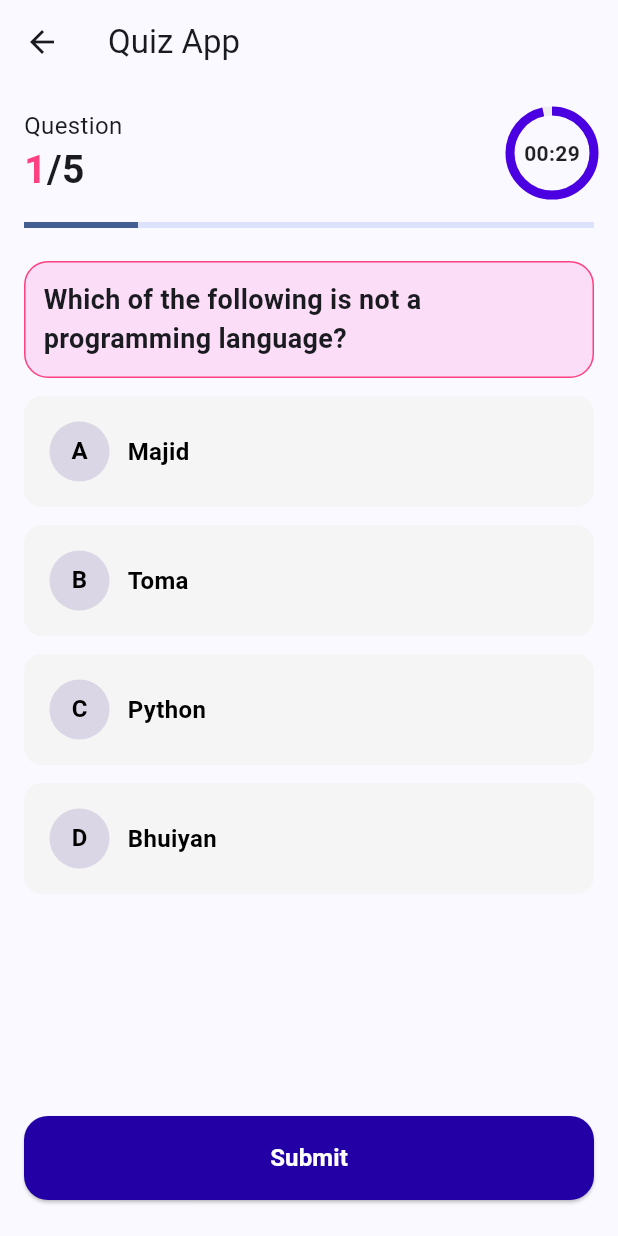
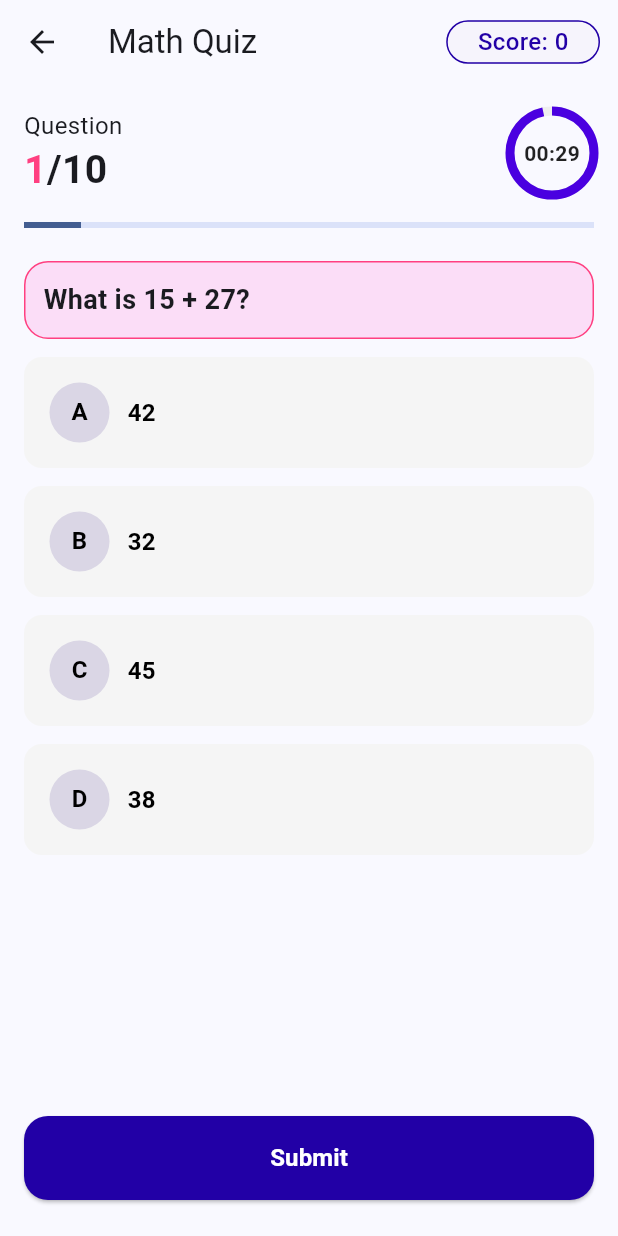
Before and after one commit to majidbhuiyan20/BDApps, a Flutter app: the screen it shows after launch, after a tap on "Start Now", on a phone screen of 412 x 824 dp. Run offline on Flutter 3.47's test engine with Material 3 defaults, Android fonts, the phone set to English and light mode, and no system bars.

Commit message:
add math quiz questions and implement dynamic question loading by category

```diff
--- /dev/null
+++ b/lib/QuizApp/data/math_question.dart
@@ -0,0 +1,64 @@
+import 'package:bdapps/QuizApp/model/quiz_ques_model.dart';
+
+List<QuizQuestion> mathQuestions = [
+  QuizQuestion(
+    id: 1,
+    question: "What is the capital of France?",
+    options: ["Paris", "London", "Berlin", "Madrid"],
+    answerIndex: 0,
+  ),
+  QuizQuestion(
+    id: 2,
+    question: "Which planet is known as the Red Planet?",
+    options: ["Mars", "Venus", "Jupiter", "Saturn"],
+    answerIndex: 0,
+  ),
+  QuizQuestion(
+    id: 3,
+    question: "What is the largest mammal in the world?",
+    options: ["Elephant", "Blue Whale", "Giraffe", "Hippopotamus"],
+    answerIndex: 1,
+  ),
+  QuizQuestion(
+    id: 4,
+    question: "What is the square root of 144?",
+    options: ["10", "11", "12", "14"],
+    answerIndex: 2,
+  ),
+  QuizQuestion(
+    id: 5,
+    question: "What is 7 multiplied by 8?",
+    options: ["48", "54", "56", "62"],
+    answerIndex: 2,
+  ),
+  QuizQuestion(
+    id: 6,
+    question: "What is 15 + 27?",
+    options: ["42", "32", "45", "38"],
+    answerIndex: 0,
+  ),
+  QuizQuestion(
+    id: 7,
+    question: "What is the value of Pi (to two decimal places)?",
+    options: ["3.12", "3.14", "3.16", "3.18"],
+    answerIndex: 1,
+  ),
+  QuizQuestion(
+    id: 8,
+    question: "How many sides does a hexagon have?",
+    options: ["5", "6", "7", "8"],
+    answerIndex: 1,
+  ),
+  QuizQuestion(
+    id: 9,
+    question: "What is 100 divided by 4?",
+    options: ["20", "25", "30", "35"],
+    answerIndex: 1,
+  ),
+  QuizQuestion(
+    id: 10,
+    question: "What is 9 squared?",
+    options: ["18", "72", "81", "90"],
+    answerIndex: 2,
+  ),
+];
--- a/lib/QuizApp/views/quiz_app_home.dart
+++ b/lib/QuizApp/views/quiz_app_home.dart
@@ -75,10 +75,10 @@ class _QuizAppHomeState extends State<QuizAppHome> {
                    child: Row(
                      spacing: 16,
                      children: [
-                       CategoryCard(title: "Math", imageFileName: "math.png", onTap: (){}),
-                       CategoryCard(title: "Chemistry", imageFileName: "chemistry.png", onTap: (){}),
-                       CategoryCard(title: "Biology", imageFileName: "biology.png", onTap: (){}),
-                       CategoryCard(title: "Computer", imageFileName: "computer.png", onTap: (){}),
+                       CategoryCard(title: "Math", imageFileName: "math.png"),
+                       CategoryCard(title: "Chemistry", imageFileName: "chemistry.png"),
+                       CategoryCard(title: "Biology", imageFileName: "biology.png"),
+                       CategoryCard(title: "Computer", imageFileName: "computer.png"),
                      ],
                    ),
                  ),
--- a/lib/QuizApp/views/quiz_page.dart
+++ b/lib/QuizApp/views/quiz_page.dart
@@ -3,11 +3,13 @@ import 'package:bdapps/QuizApp/widgets/question_card.dart';
 import 'package:bdapps/QuizApp/widgets/quiz_progress.dart';
 import 'package:flutter/material.dart';
 
+import '../data/math_question.dart';
 import '../model/quiz_ques_model.dart';
 import '../utils/numeric_serial_to_abc.dart';
 
 class QuizPage extends StatefulWidget {
-  const QuizPage({super.key});
+  const QuizPage({super.key, required this.category});
+  final String category;
 
   @override
   State<QuizPage> createState() => _QuizPageState();
@@ -21,13 +23,7 @@ class _QuizPageState extends State<QuizPage> {
   int obtainedMark = 0;
   int progress = 0;
 
-
-  QuizQuestion questionData = QuizQuestion(
-    id: 1,
-    question: "Which of the following is not a programming language?",
-    options: ["Majid", "Toma", "Python", "Bhuiyan"],
-    answerIndex: 2,
-  );
+  List<QuizQuestion> questions = [];
   void setAnswer(int index) {
     if (selectedAnswerIndex == index) {
       selectedAnswerIndex = null;
@@ -36,23 +32,18 @@ class _QuizPageState extends State<QuizPage> {
     }
     setState(() {});
   }
-
-
-
   void submitAnswer(){
     //todo: selectedAnswerIndex != null
     if(selectedAnswerIndex == null){
       return;
     }
     //todo: check isSelectedAnswer == questionData.answerIndex
-    correctAnswer = (selectedAnswerIndex == questionData.answerIndex);
+    correctAnswer = (selectedAnswerIndex == questions[progress].answerIndex);
     //todo: If incorrect show correct answer
     showCorrectAnswer = true;
     answerSubmitted = true;
     //todo: if Correct mark++
-    obtainedMark = obtainedMark + questionData.mark!;
-    //todo: update progress
-    progress++;
+    obtainedMark = obtainedMark + questions[progress].mark!;
     setState(() {
 
     });
@@ -60,45 +51,78 @@ class _QuizPageState extends State<QuizPage> {
 
   }
   void prepareNextQuestion(){
-    questionData = QuizQuestion(
-      id: 2,
-      question: "What is the national flower of Bangladesh",
-      options: ["Rose", "Lily", "Toma", "Lotus"],
-      answerIndex: 1,
-    );
      correctAnswer = false;
+     selectedAnswerIndex = null;
      showCorrectAnswer = false;
      answerSubmitted = false;
      setState(() {
 
      });
+     if(progress < questions.length)
+     {
+       progress++;
+     }
+     else{
+       print("All Questions is completed");
+     }
   }
 
-
+  void loadAllQuestionsOfThisCategory(){
+    setState(() {
+      questions = List<QuizQuestion>.from(mathQuestions)..shuffle();
+    });
+  }
+  @override
+  void initState() {
+    // TODO: implement initState
+    loadAllQuestionsOfThisCategory();
+    super.initState();
+  }
   @override
   Widget build(BuildContext context) {
     return Scaffold(
-      appBar: AppBar(title: const Text("Quiz App")),
+      appBar: AppBar(
+        centerTitle: false,
+        title: Text("${widget.category} Quiz"), actions: [Padding(
+        padding: const EdgeInsets.only(right: 12.0),
+        child: Container(
+          padding: EdgeInsets.symmetric(horizontal: 20, vertical: 2),
+          decoration: BoxDecoration(
+            color: Color(0Xfff6f4fc),
+            borderRadius: BorderRadius.circular(16),
+            border: Border.all(
+              color: Color(0Xff2200a6),
+              width: 1
+            )
+          ),
+          child: Text("Score: ${obtainedMark.toString()}", style: TextStyle(
+            color: Color(0Xff2200a6),
+            fontSize: 16,
+            fontWeight: FontWeight.w500,
+          ),),
+        ),
+      )],),
       body: Padding(
         padding: EdgeInsets.all(16.0),
         child: Column(
           spacing: 22,
           children: [
-            QuizProgress(currentProgress: progress+1, totalCount: 5 ,),
+            QuizProgress(currentProgress: progress+1, totalCount: questions.length ,),
             Column(
               spacing: 12,
+              crossAxisAlignment: CrossAxisAlignment.start,
               children: [
-                QuestionCard(question: questionData.question),
+                QuestionCard(question: questions[progress].question),
                 Column(
                   spacing: 12,
                   children: List.generate(
-                    questionData.options.length,
+                    questions[progress].options.length,
                     (currentIndex) => AnswerOption(
-                      option: questionData.options[currentIndex],
+                      option: questions[progress].options[currentIndex],
                       serial: numericSerialToABC(currentIndex),
                       isSelected: currentIndex == selectedAnswerIndex,
                       onTap:answerSubmitted? null : () => setAnswer(currentIndex),
-                      showCorrectAnswer: questionData.answerIndex == currentIndex && showCorrectAnswer,
+                      showCorrectAnswer: questions[progress].answerIndex == currentIndex && showCorrectAnswer,
                     ),
                   ),
                 ),
--- a/lib/QuizApp/widgets/category_card.dart
+++ b/lib/QuizApp/widgets/category_card.dart
@@ -1,21 +1,24 @@
+import 'package:bdapps/QuizApp/views/quiz_page.dart';
 import 'package:flutter/material.dart';
+
+import '../views/quiz_app_home.dart';
 
 class CategoryCard extends StatelessWidget {
   const CategoryCard({
     super.key,
     required this.title,
     required this.imageFileName,
-    required this.onTap,
   });
 
   final String title;
   final String imageFileName;
-  final VoidCallback onTap;
 
   @override
   Widget build(BuildContext context) {
     return InkWell(
-      onTap: onTap,
+      onTap: (){
+         Navigator.push(context, MaterialPageRoute(builder: (context)=> QuizPage(category: title,)));
+      },
       child: Container(
         height: 120,
         width: 180,
--- a/lib/QuizApp/widgets/question_card.dart
+++ b/lib/QuizApp/widgets/question_card.dart
@@ -8,6 +8,7 @@ class QuestionCard extends StatelessWidget {
   @override
   Widget build(BuildContext context) {
     return Container(
+      width: double.maxFinite,
       padding: EdgeInsets.all(12),
       decoration: BoxDecoration(
         color: Color(0Xfffbddf7),
--- a/lib/QuizApp/widgets/quiz_banner.dart
+++ b/lib/QuizApp/widgets/quiz_banner.dart
@@ -136,7 +136,7 @@ class _QuizBannerState extends State<QuizBanner> with SingleTickerProviderStateM
                           color: Colors.transparent,
                           child: InkWell(
                             onTap: () {
-                              Navigator.push(context, MaterialPageRoute(builder: (context)=> QuizPage()));
+                              Navigator.push(context, MaterialPageRoute(builder: (context)=> QuizPage(category: 'Math',)));
                             },
                             borderRadius: BorderRadius.circular(14),
                             child: Container(
```
